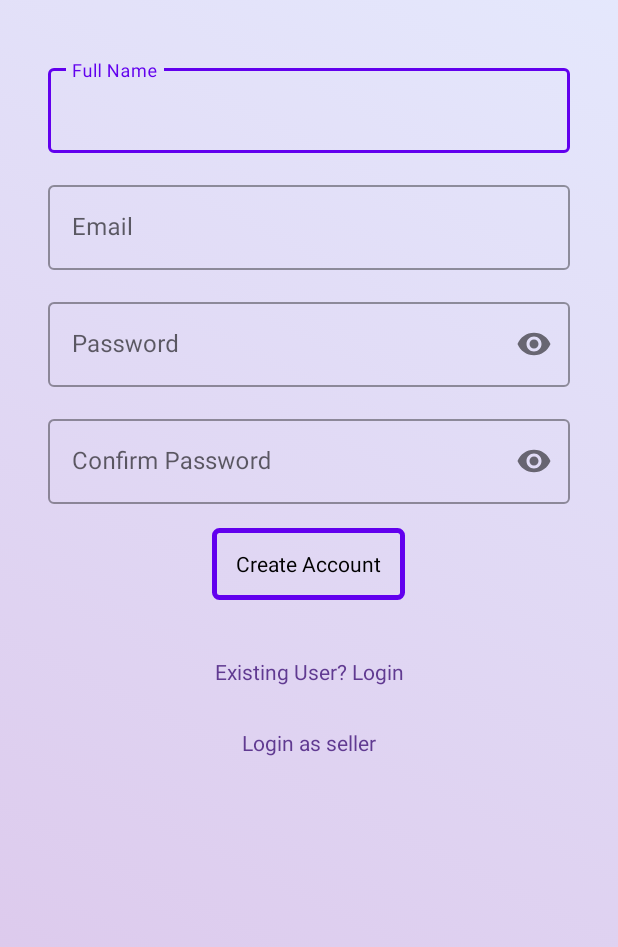
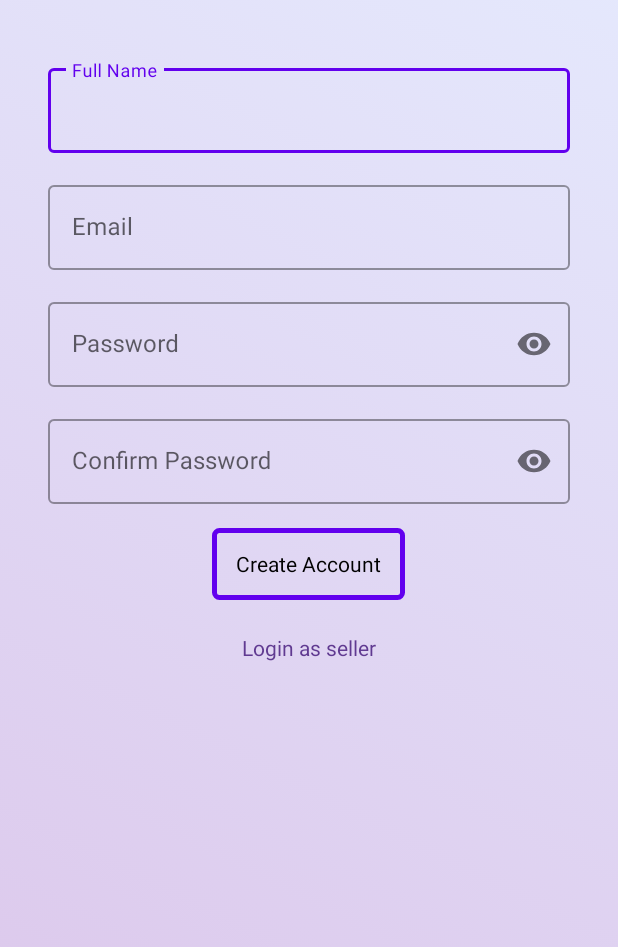
Before and after one commit to dhanthalaprat/StoreHunt, an Android app: the SignupActivity screen opened directly, with no data from a screen before it, on a phone screen of 412 x 824 dp, the part 129-1076 px from its top. Run offline under Robolectric (Android 15) with nearby library versions, the phone set to English and light mode, and no system bars; our stand-ins replace Firebase (no records; nobody signed in at launch, a user with empty details on screens opened directly); Roboto replaces fonts that are not available here.

Commit message:
xml bug fixes

```diff
--- a/app/src/main/java/com/example/numad22fa_team49_project/SignupActivity.java
+++ b/app/src/main/java/com/example/numad22fa_team49_project/SignupActivity.java
@@ -10,6 +10,7 @@ import android.text.TextUtils;
 import android.view.View;
 import android.widget.Button;
 import android.widget.EditText;
+import android.widget.TextView;
 import android.widget.Toast;
 
 import com.google.android.gms.tasks.OnCompleteListener;
@@ -22,6 +23,7 @@ public class SignupActivity extends AppCompatActivity implements View.OnClickLis
     FirebaseAuth mAuth;
     Button signUpButton;
     EditText signUpName, signUpEmail, signUpPassword;
+    TextView loginAsSeller;
 
     @Override
     protected void onCreate(Bundle savedInstanceState) {
@@ -32,8 +34,16 @@ public class SignupActivity extends AppCompatActivity implements View.OnClickLis
         signUpName = findViewById(R.id.signup_fullname);
         signUpEmail = findViewById(R.id.signup_email);
         signUpPassword = findViewById(R.id.signup_password);
+        loginAsSeller = findViewById(R.id.loginAsSeller);
 
         mAuth = FirebaseAuth.getInstance();
+
+        loginAsSeller.setOnClickListener(new View.OnClickListener() {
+            @Override
+            public void onClick(View view) {
+
+            }
+        });
     }
 
     @Override
--- a/app/src/main/res/drawable/ripple_new_effect.xml
+++ b/app/src/main/res/drawable/ripple_new_effect.xml
@@ -1,6 +1,8 @@
 <?xml version="1.0" encoding="utf-8"?>
-<ripple xmlns:android="http://schemas.android.com/apk/res/android">
+<ripple xmlns:android="http://schemas.android.com/apk/res/android"
+    android:color="#80b98fd7">
     <item
         android:id="@android:id/mask"
         android:drawable="@android:color/white" />
+
 </ripple>
--- a/app/src/main/res/layout/activity_login.xml
+++ b/app/src/main/res/layout/activity_login.xml
@@ -1,4 +1,5 @@
 <?xml version="1.0" encoding="utf-8"?>
+
 <androidx.constraintlayout.widget.ConstraintLayout
     xmlns:android="http://schemas.android.com/apk/res/android"
     xmlns:app="http://schemas.android.com/apk/res-auto"
@@ -121,7 +122,7 @@
 
             <TextView
                 android:id="@+id/from_login_signup"
-                android:layout_width="match_parent"
+                android:layout_width="wrap_content"
                 android:layout_height="wrap_content"
                 android:clickable="true"
                 android:focusable="true"
@@ -129,7 +130,7 @@
                 android:foreground="@drawable/ripple_new_effect"
                 android:text="@string/signup_from_login"
                 android:textColor="#603a91"
-                android:textAlignment="center"
+                android:layout_gravity="center"
                 android:padding="6dp"
                 android:layout_marginTop="32dp"
                 android:layout_marginStart="100dp"
@@ -137,7 +138,7 @@
 
             <TextView
                 android:id="@+id/login_as_seller"
-                android:layout_width="match_parent"
+                android:layout_width="wrap_content"
                 android:layout_height="wrap_content"
                 android:clickable="true"
                 android:focusable="true"
@@ -146,6 +147,7 @@
                 android:text="@string/login_as_seller"
                 android:textColor="#603a91"
                 android:textAlignment="center"
+                android:layout_gravity="center"
                 android:padding="6dp"
                 android:layout_marginTop="16dp"
                 android:layout_marginStart="100dp"
--- a/app/src/main/res/layout/activity_seller_login.xml
+++ b/app/src/main/res/layout/activity_seller_login.xml
@@ -74,11 +74,12 @@
                 android:layout_gravity="center"
                 android:background="#00000000"
                 android:onClick="onClick"
+                android:foreground="@drawable/ripple_new_effect"
                 android:text="@string/login_cta"/>
 
             <TextView
                 android:id="@+id/seller_signup"
-                android:layout_width="match_parent"
+                android:layout_width="wrap_content"
                 android:layout_height="wrap_content"
                 android:clickable="true"
                 android:focusable="true"
@@ -86,6 +87,7 @@
                 android:text="@string/seller_signup_from_login"
                 android:textColor="#0F041C"
                 android:textAlignment="center"
+                android:layout_gravity="center"
                 android:padding="6dp"
                 android:layout_marginTop="32dp"
                 android:layout_marginStart="100dp"
--- a/app/src/main/res/layout/activity_seller_registeration.xml
+++ b/app/src/main/res/layout/activity_seller_registeration.xml
@@ -107,6 +107,7 @@
                 style="@android:style/Widget.Button"
                 android:layout_marginStart="32dp"
                 android:layout_marginEnd="32dp"
+                android:foreground="@drawable/ripple_new_effect"
                 android:layout_marginTop="40dp"
                 android:layout_gravity="center"
                 android:background="#00000000"
--- a/app/src/main/res/layout/activity_signup.xml
+++ b/app/src/main/res/layout/activity_signup.xml
@@ -116,31 +116,33 @@
                 android:background="@drawable/button_login_background"
                 android:text="@string/signup_cta" />
 
-            <TextView
-                android:id="@+id/from_signup_login"
-                android:layout_width="match_parent"
-                android:layout_height="wrap_content"
-                android:layout_marginStart="100dp"
-                android:layout_marginTop="32dp"
-                android:layout_marginEnd="100dp"
-                android:clickable="true"
-                android:focusable="true"
-                android:foreground="@drawable/ripple_new_effect"
-                android:padding="6dp"
-                android:onClick="onClick"
-                android:text="@string/login_from_signup"
-                android:textAlignment="center"
-                android:textColor="#603a91" />
+<!--            <TextView-->
+<!--                android:id="@+id/from_signup_login"-->
+<!--                android:layout_width="wrap_content"-->
+<!--                android:layout_height="wrap_content"-->
+<!--                android:layout_marginStart="100dp"-->
+<!--                android:layout_marginTop="32dp"-->
+<!--                android:layout_marginEnd="100dp"-->
+<!--                android:clickable="true"-->
+<!--                android:focusable="true"-->
+<!--                android:layout_gravity="center"-->
+<!--                android:foreground="@drawable/ripple_new_effect"-->
+<!--                android:padding="6dp"-->
+<!--                android:onClick="onClick"-->
+<!--                android:text="@string/login_from_signup"-->
+<!--                android:textAlignment="center"-->
+<!--                android:textColor="#603a91" />-->
 
             <TextView
-                android:id="@+id/textView5"
-                android:layout_width="match_parent"
+                android:id="@+id/loginAsSeller"
+                android:layout_width="wrap_content"
                 android:layout_height="wrap_content"
                 android:layout_marginStart="100dp"
                 android:layout_marginTop="16dp"
                 android:layout_marginEnd="100dp"
                 android:clickable="true"
                 android:focusable="true"
+                android:layout_gravity="center"
                 android:foreground="@drawable/ripple_new_effect"
                 android:padding="6dp"
                 android:onClick="onClick"
```
